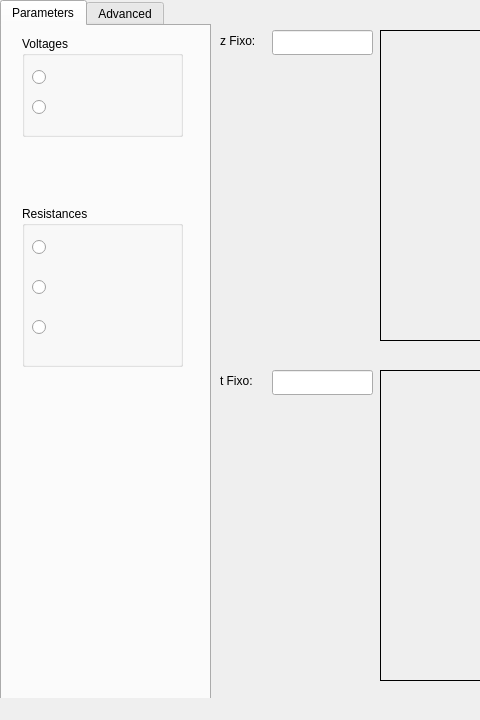
Before: the Qt Designer form TLine_Viewer/tview.ui in vinicius-r-silva/TLines_View, drawn with Qt 5; both pictures show x 0 to 480 and y 0 to 720 of the 1352 by 720 pixel window.
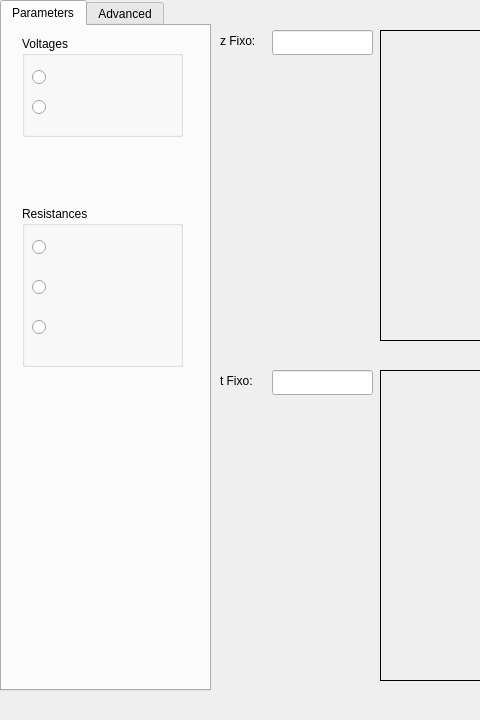
After: the same form once the commit is applied. The open tabs and pages were chosen to show the change.

Commit message: Management memory 3

Patch:
```diff
--- a/TLine_Viewer/tview.ui
+++ b/TLine_Viewer/tview.ui
@@ -20,7 +20,7 @@
       <x>0</x>
       <y>0</y>
       <width>211</width>
-      <height>701</height>
+      <height>691</height>
      </rect>
     </property>
     <property name="currentIndex">
```
Left out of the diff: 2 changed lines with no effect on the pictures.
